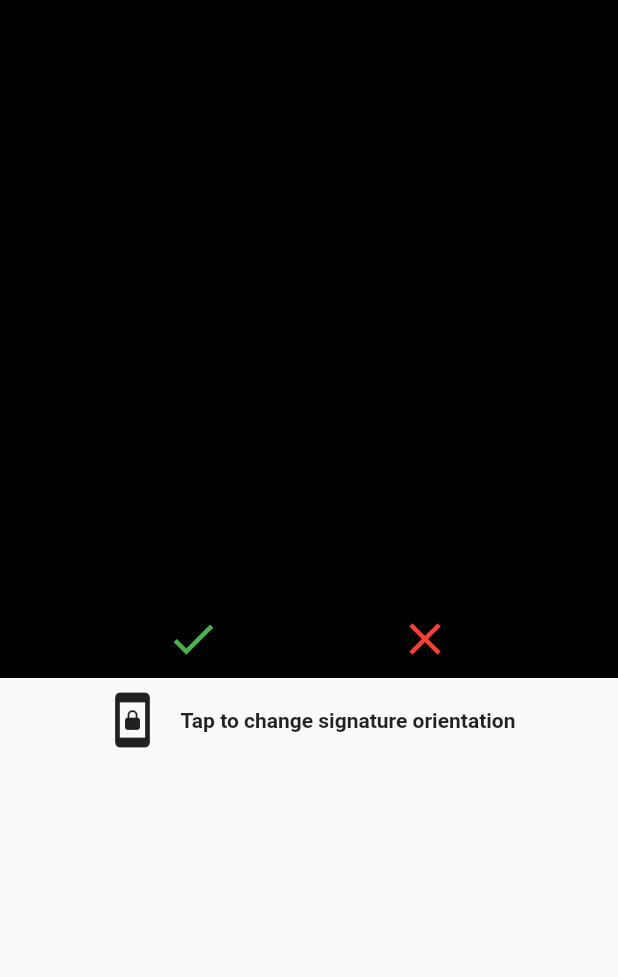
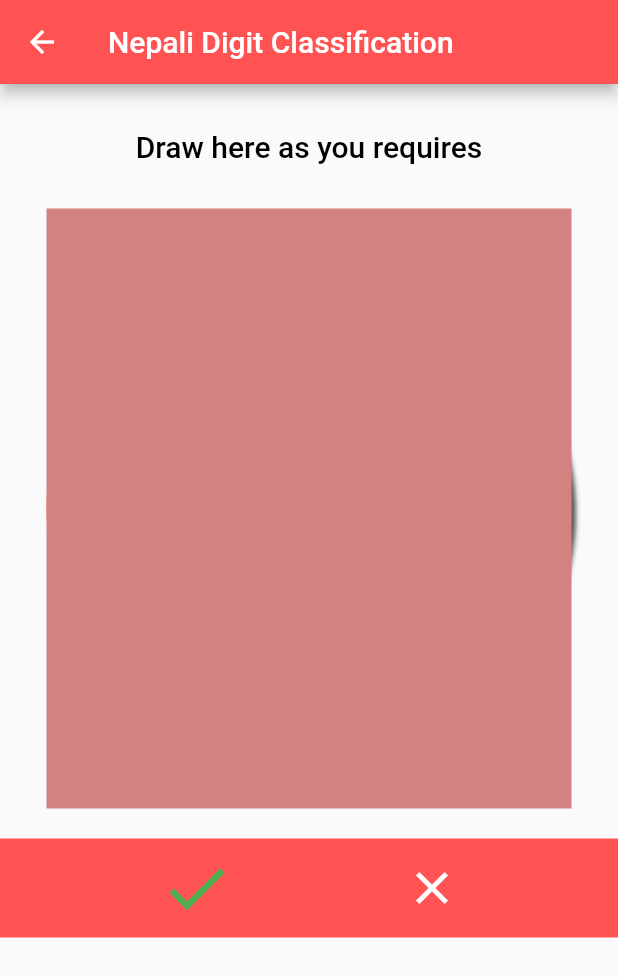
Before and after one commit to Milan589/Digital_Signature_Using_Flutter, a Flutter app: the Draw screen opened directly, on a phone screen of 412 x 824 dp. Shown: the top 977 px of the screen. Run offline on Flutter 3.47's test engine with Material 2 defaults, Android fonts, the light colour scheme and no system bars; drawn by our look-alikes of signature; our stand-ins replace another_flushbar, camera, image_gallery_saver, permission_handler.

Commit message:
update draw section

```diff
--- a/lib/display.dart
+++ b/lib/display.dart
@@ -1,10 +1,10 @@
 import 'package:another_flushbar/flushbar.dart';
 import 'package:flutter/material.dart';
 
-class Utils {
+class SetClear {
   static final List<Flushbar> flushBars = [];
 
-  static void showSnackBar(
+  static void clearBar(
     BuildContext context, {
     required String text,
     required Color color,
--- a/lib/screens/draw.dart
+++ b/lib/screens/draw.dart
@@ -29,72 +29,72 @@ class _DrawState extends State<Draw> {
 
   @override
   Widget build(BuildContext context) => Scaffold(
+        appBar: AppBar(
+          title: const Text("Nepali Digit Classification"),
+          backgroundColor: Colors.redAccent,
+        ),
         body: Column(
           children: <Widget>[
-            Signature(
-              controller: controller,
-              backgroundColor: Colors.black,
-              height: 400,
+            Column(
+              mainAxisAlignment: MainAxisAlignment.center,
+              crossAxisAlignment: CrossAxisAlignment.start,
+              children: const [
+                Padding(
+                  padding: EdgeInsets.symmetric(vertical: 30),
+                  child: Text(
+                    'Draw here as you requires',
+                    style: TextStyle(
+                        color: Colors.black,
+                        fontSize: 20,
+                        fontWeight: FontWeight.w500),
+                  ),
+                )
+              ],
             ),
-            buildButtons(context),
-            buildSwapOrientation(),
+            Container(
+              width: 350,
+              decoration: const BoxDecoration(
+                  shape: BoxShape.circle,
+                  color: Colors.redAccent,
+                  boxShadow: [
+                    BoxShadow(
+                      color: Color.fromARGB(255, 92, 80, 80),
+                      offset: Offset(3.0, 3.0),
+                      blurRadius: 2.0,
+                    )
+                  ]),
+              child: Signature(
+                controller: controller,
+                backgroundColor: const Color.fromARGB(255, 211, 129, 129),
+                height: 400,
+              ),
+            ),
+            const SizedBox(
+              height: 20,
+            ),
+            buttons(context),
+          ],
+        ),
+      );
+  Widget buttons(BuildContext context) => Container(
+        color: Colors.redAccent,
+        child: Row(
+          mainAxisAlignment: MainAxisAlignment.spaceEvenly,
+          children: <Widget>[
+            successButton(context),
+            clearButton(),
           ],
         ),
       );
 
-  Widget buildSwapOrientation() {
-    final isPortrait =
-        MediaQuery.of(context).orientation == Orientation.portrait;
-
-    return GestureDetector(
-      behavior: HitTestBehavior.opaque,
-      onTap: () {
-        final newOrientation =
-            isPortrait ? Orientation.landscape : Orientation.portrait;
-
-        controller.clear();
-        setOrientation(newOrientation);
-      },
-      child: Container(
-        padding: const EdgeInsets.symmetric(vertical: 8),
-        child: Row(
-          mainAxisAlignment: MainAxisAlignment.center,
-          children: [
-            Icon(
-              isPortrait
-                  ? Icons.screen_lock_portrait
-                  : Icons.screen_lock_landscape,
-              size: 40,
-            ),
-            const SizedBox(width: 12),
-            Text(
-              'Tap to change signature orientation',
-              style: TextStyle(fontWeight: FontWeight.bold),
-            ),
-          ],
-        ),
-      ),
-    );
-  }
-
-  Widget buildButtons(BuildContext context) => Container(
-        color: Colors.black,
-        child: Row(
-          mainAxisAlignment: MainAxisAlignment.spaceEvenly,
-          children: <Widget>[
-            buildCheck(context),
-            buildClear(),
-          ],
-        ),
-      );
-
-  Widget buildCheck(BuildContext context) => IconButton(
-        iconSize: 36,
-        icon: Icon(Icons.check, color: Colors.green),
+  Widget successButton(BuildContext context) => IconButton(
+        icon: const Icon(Icons.check, color: Colors.green),
+        iconSize: 50,
         onPressed: () async {
           if (controller.isNotEmpty) {
             final signature = await exportSignature();
 
+            // ignore: use_build_context_synchronously
             await Navigator.of(context).push(MaterialPageRoute(
               builder: (context) => DrawPreview(
                 signature: signature,
@@ -106,9 +106,9 @@ class _DrawState extends State<Draw> {
         },
       );
 
-  Widget buildClear() => IconButton(
+  Widget clearButton() => IconButton(
         iconSize: 36,
-        icon: Icon(Icons.clear, color: Colors.red),
+        icon: const Icon(Icons.clear, color: Colors.white),
         onPressed: () => controller.clear(),
       );
 
--- a/lib/screens/httpservice.dart
+++ b/lib/screens/httpservice.dart
@@ -4,7 +4,8 @@ import 'package:http/http.dart' as http;
 
 class HttpService {
   Future<String> uploadPhotos(List<String> paths) async {
-    Uri uri = Uri.parse('https://fakestoreapi.com/products');
+    Uri uri = Uri.parse('https://reqres.in/api/users');
+    print(uri);
     http.MultipartRequest request = http.MultipartRequest('POST', uri);
     for (String path in paths) {
       request.files.add(await http.MultipartFile.fromPath('files', path));
--- a/pubspec.yaml
+++ b/pubspec.yaml
@@ -38,7 +38,6 @@ dependencies:
   cupertino_icons: ^1.0.2
   camera: ^0.10.3+2
   http: ^0.13.5
-  dio: ^5.0.2
   permission_handler: ^10.2.0
   image_gallery_saver: ^1.7.1
   path_provider: ^2.0.13
```
Also changed, not shown: lib/screens/drawpreview.dart (+18 -10 lines), lib/screens/homepage.dart (+0 -8 lines), lib/screens/takeImage.dart (+7 -4 lines), pubspec.lock, 4 other files.
